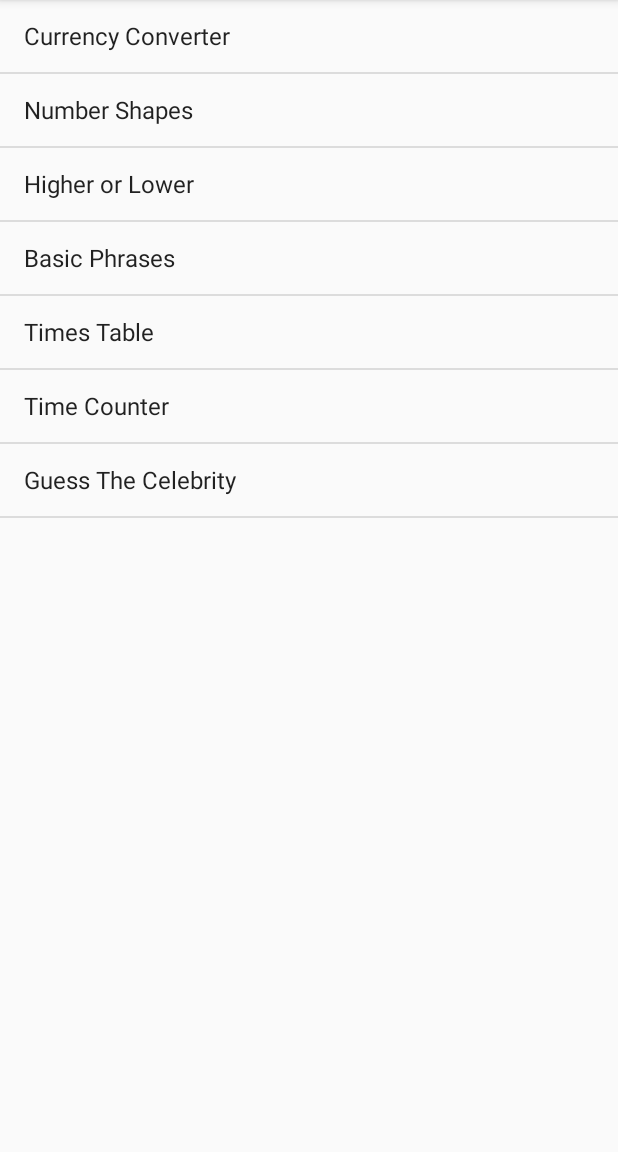
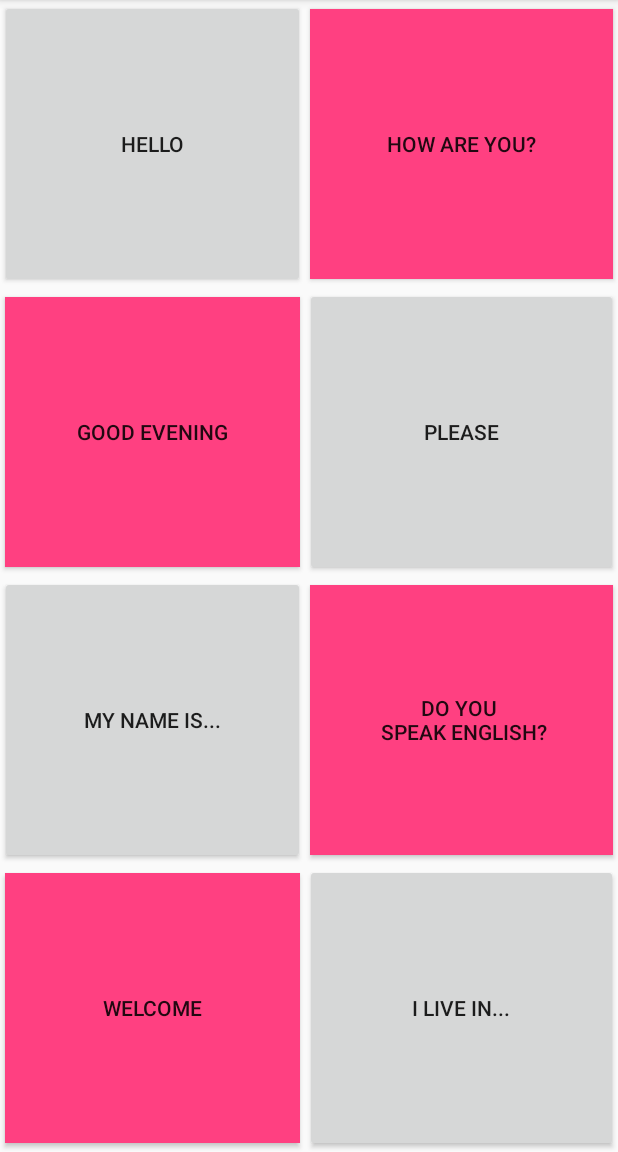
Before and after one commit to harshendrashah/Embedded-Apps, an Android app: the screen it shows after launch (MainActivity before the commit, BasicPhrasesActivity after it), after a tap on "Basic Phrases", on a phone screen of 412 x 824 dp, the part 84-1236 px from its top. Run offline under Robolectric (Android 15) with nearby library versions, the phone set to English and light mode, and no system bars.

Commit message:
Added Basic Phrases

```diff
--- a/app/src/main/AndroidManifest.xml
+++ b/app/src/main/AndroidManifest.xml
@@ -18,7 +18,8 @@
         </activity>
         <activity android:name=".CurrencyConverterActivity" />
         <activity android:name=".NumberShapesActivity" />
-        <activity android:name=".HigherOrLowerActivity"></activity>
+        <activity android:name=".HigherOrLowerActivity" />
+        <activity android:name=".BasicPhrasesActivity"></activity>
     </application>
 
 </manifest>
--- /dev/null
+++ b/app/src/main/java/com/shahharshendra/embeddedapps/BasicPhrasesActivity.java
@@ -0,0 +1,28 @@
+package com.shahharshendra.embeddedapps;
+
+import android.media.MediaPlayer;
+import android.support.v7.app.AppCompatActivity;
+import android.os.Bundle;
+import android.view.View;
+
+public class BasicPhrasesActivity extends AppCompatActivity {
+
+
+    public void buttonTapped (View view) {
+
+        int id = view.getId();
+        String ourId;
+        ourId = view.getResources().getResourceEntryName(id);
+
+        int resourceId = getResources().getIdentifier(ourId, "raw", "com.shahharshendra.embeddedapps");
+
+        MediaPlayer mediaPlayer = MediaPlayer.create(this,resourceId);
+        mediaPlayer.start();
+    }
+
+    @Override
+    protected void onCreate(Bundle savedInstanceState) {
+        super.onCreate(savedInstanceState);
+        setContentView(R.layout.activity_basic_phrases);
+    }
+}
--- a/app/src/main/java/com/shahharshendra/embeddedapps/MainActivity.java
+++ b/app/src/main/java/com/shahharshendra/embeddedapps/MainActivity.java
@@ -51,6 +51,9 @@ public class MainActivity extends AppCompatActivity {
                     case 2 :
                         intent = new Intent(MainActivity.this, HigherOrLowerActivity.class);
                         break;
+                    case 3 :
+                        intent = new Intent(MainActivity.this, BasicPhrasesActivity.class);
+                        break;
                 }
                 startActivity(intent);
             }
--- /dev/null
+++ b/app/src/main/res/layout/activity_basic_phrases.xml
@@ -0,0 +1,130 @@
+<?xml version="1.0" encoding="utf-8"?>
+<android.support.constraint.ConstraintLayout xmlns:android="http://schemas.android.com/apk/res/android"
+    xmlns:tools="http://schemas.android.com/tools"
+    android:layout_width="match_parent"
+    android:layout_height="match_parent"
+    tools:context=".BasicPhrasesActivity">
+
+    <GridLayout
+        android:layout_width="match_parent"
+        android:layout_height="match_parent">
+
+        <Button
+            android:id="@+id/helloBP"
+            android:layout_width="wrap_content"
+            android:layout_height="wrap_content"
+            android:layout_column="0"
+            android:layout_columnWeight="1"
+            android:layout_gravity="fill"
+            android:layout_row="0"
+            android:layout_rowWeight="1"
+            android:onClick="buttonTapped"
+            android:text="Hello" />
+
+        <Button
+            android:id="@+id/howAreYouBP"
+            android:layout_width="wrap_content"
+            android:layout_height="wrap_content"
+            android:layout_column="1"
+            android:layout_columnWeight="1"
+            android:layout_gravity="fill"
+            android:layout_marginBottom="6dp"
+            android:layout_marginLeft="3dp"
+            android:layout_marginRight="3dp"
+            android:layout_marginTop="6dp"
+            android:layout_row="0"
+            android:layout_rowWeight="1"
+            android:background="@color/colorAccent"
+            android:onClick="buttonTapped"
+            android:text="How are you?" />
+
+        <Button
+            android:id="@+id/goodEveningBP"
+            android:layout_width="wrap_content"
+            android:layout_height="wrap_content"
+            android:layout_column="0"
+            android:layout_columnWeight="1"
+            android:layout_gravity="fill"
+            android:layout_marginBottom="6dp"
+            android:layout_marginLeft="3dp"
+            android:layout_marginRight="3dp"
+            android:layout_marginTop="6dp"
+            android:layout_row="1"
+            android:layout_rowWeight="1"
+            android:background="@color/colorAccent"
+            android:onClick="buttonTapped"
+            android:text="Good Evening" />
+
+        <Button
+            android:id="@+id/pleaseBP"
+            android:layout_width="wrap_content"
+            android:layout_height="wrap_content"
+            android:layout_column="1"
+            android:layout_columnWeight="1"
+            android:layout_gravity="fill"
+            android:layout_row="1"
+            android:layout_rowWeight="1"
+            android:onClick="buttonTapped"
+            android:text="Please" />
+
+        <Button
+            android:id="@+id/myNameIsBP"
+            android:layout_width="wrap_content"
+            android:layout_height="wrap_content"
+            android:layout_column="0"
+            android:layout_columnWeight="1"
+            android:layout_gravity="fill"
+            android:layout_row="2"
+            android:layout_rowWeight="1"
+            android:onClick="buttonTapped"
+            android:text="My name is..." />
+
+        <Button
+            android:id="@+id/doYouSpeakEnglishBP"
+            android:layout_width="wrap_content"
+            android:layout_height="wrap_content"
+            android:layout_column="1"
+            android:layout_columnWeight="1"
+            android:layout_gravity="fill"
+            android:layout_marginBottom="6dp"
+            android:layout_marginLeft="3dp"
+            android:layout_marginRight="3dp"
+            android:layout_marginTop="6dp"
+            android:layout_row="2"
+            android:layout_rowWeight="1"
+            android:background="@color/colorAccent"
+            android:onClick="buttonTapped"
+            android:text="Do you &#10; speak English?" />
+
+        <Button
+            android:id="@+id/welcomeBP"
+            android:layout_width="wrap_content"
+            android:layout_height="wrap_content"
+            android:layout_column="0"
+            android:layout_columnWeight="1"
+            android:layout_gravity="fill"
+            android:layout_marginBottom="6dp"
+            android:layout_marginLeft="3dp"
+            android:layout_marginRight="3dp"
+            android:layout_marginTop="6dp"
+            android:layout_row="3"
+            android:layout_rowWeight="1"
+            android:background="@color/colorAccent"
+            android:onClick="buttonTapped"
+            android:text="Welcome" />
+
+        <Button
+            android:id="@+id/iLiveInBP"
+            android:layout_width="wrap_content"
+            android:layout_height="wrap_content"
+            android:layout_column="1"
+            android:layout_columnWeight="1"
+            android:layout_gravity="fill"
+            android:layout_row="3"
+            android:layout_rowWeight="1"
+            android:onClick="buttonTapped"
+            android:text="I live in..." />
+
+    </GridLayout>
+
+</android.support.constraint.ConstraintLayout>
```
Also changed, not shown: 1 other file.
